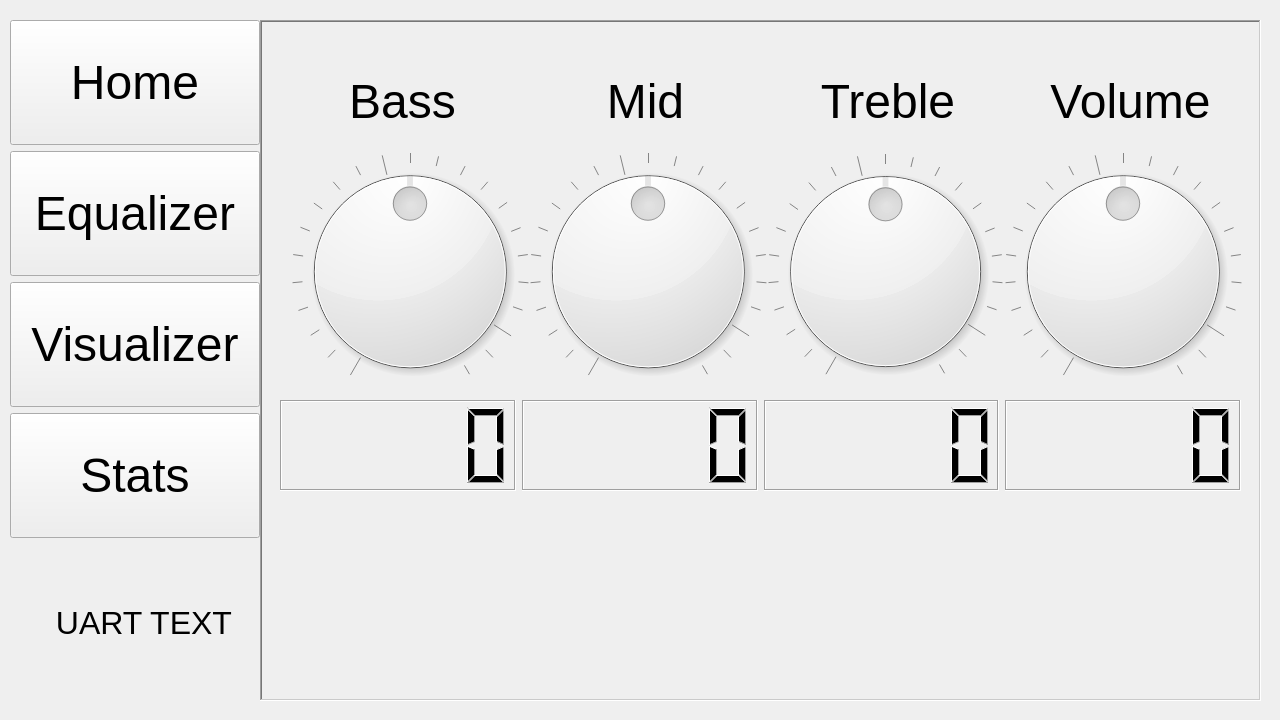
Qt form BadMouth_Gui/form.ui (490-BadMouth/BadMouth) before a commit.
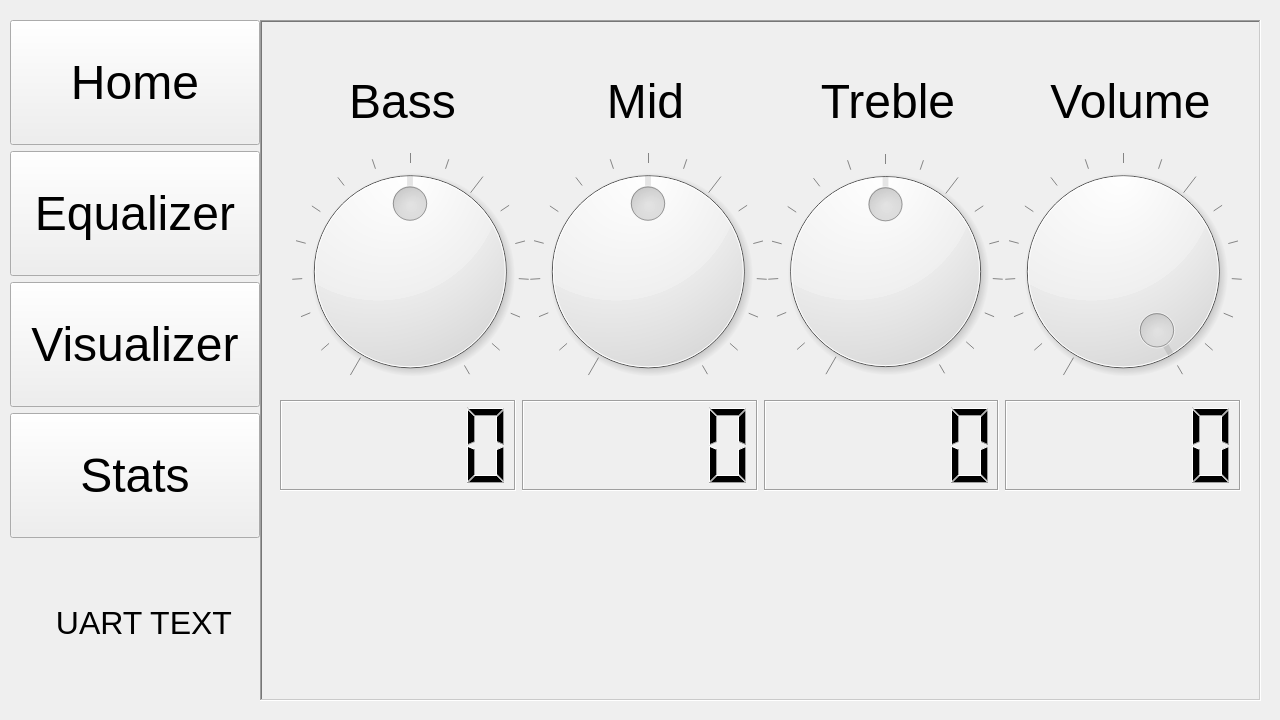
The same form after that commit. Icons and pictures are not drawn.

```diff
--- a/BadMouth_Gui/form.ui
+++ b/BadMouth_Gui/form.ui
@@ -1243,10 +1243,13 @@
         <item>
          <widget class="QDial" name="dial_bass">
           <property name="minimum">
-           <number>-11</number>
+           <number>0</number>
           </property>
           <property name="maximum">
-           <number>11</number>
+           <number>16</number>
+          </property>
+          <property name="value">
+           <number>8</number>
           </property>
           <property name="notchesVisible">
            <bool>true</bool>
@@ -1256,10 +1259,13 @@
         <item>
          <widget class="QDial" name="dial_mid">
           <property name="minimum">
-           <number>-11</number>
+           <number>0</number>
           </property>
           <property name="maximum">
-           <number>11</number>
+           <number>16</number>
+          </property>
+          <property name="value">
+           <number>8</number>
           </property>
           <property name="notchesVisible">
            <bool>true</bool>
@@ -1269,10 +1275,13 @@
         <item>
          <widget class="QDial" name="dial_treb">
           <property name="minimum">
-           <number>-11</number>
+           <number>0</number>
           </property>
           <property name="maximum">
-           <number>11</number>
+           <number>16</number>
+          </property>
+          <property name="value">
+           <number>8</number>
           </property>
           <property name="notchesVisible">
            <bool>true</bool>
@@ -1288,10 +1297,13 @@
            </size>
           </property>
           <property name="minimum">
-           <number>-11</number>
+           <number>0</number>
           </property>
           <property name="maximum">
-           <number>11</number>
+           <number>16</number>
+          </property>
+          <property name="value">
+           <number>16</number>
           </property>
           <property name="notchesVisible">
            <bool>true</bool>
```
